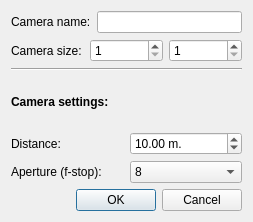
First picture: the form in core_lib/ui/camerapropertiesdialog.ui, repository pencil2d/pencil, before the edit.
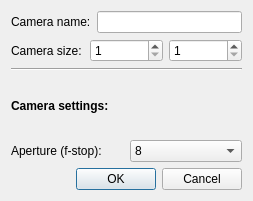
Second picture: the form after the edit.

Commit message: Dialogs working. Blur calculations work. Distances etc saved

```diff
--- a/core_lib/ui/camerapropertiesdialog.ui
+++ b/core_lib/ui/camerapropertiesdialog.ui
@@ -7,7 +7,7 @@
     <x>0</x>
     <y>0</y>
     <width>253</width>
-    <height>222</height>
+    <height>201</height>
    </rect>
   </property>
   <property name="windowTitle">
@@ -79,44 +79,21 @@
     </widget>
    </item>
    <item>
-    <layout class="QGridLayout" name="gridLayout">
-     <item row="0" column="0">
-      <widget class="QLabel" name="labDistance">
-       <property name="text">
-        <string>Distance:</string>
-       </property>
-      </widget>
-     </item>
-     <item row="0" column="1">
-      <widget class="QDoubleSpinBox" name="doubleSpinBoxDistance">
-       <property name="suffix">
-        <string> m.</string>
-       </property>
-       <property name="minimum">
-        <double>0.500000000000000</double>
-       </property>
-       <property name="maximum">
-        <double>10000.000000000000000</double>
-       </property>
-       <property name="value">
-        <double>10.000000000000000</double>
-       </property>
-      </widget>
-     </item>
-     <item row="1" column="0">
+    <layout class="QHBoxLayout" name="horizontalLayout">
+     <item>
       <widget class="QLabel" name="labAperture">
        <property name="text">
         <string>Aperture (f-stop):</string>
        </property>
       </widget>
      </item>
-     <item row="1" column="1">
+     <item>
       <widget class="QComboBox" name="cbAperture">
        <property name="toolTip">
         <string>Low value -&gt; shallow Depth of field. High value -&gt; Deep Depth of f ield</string>
        </property>
        <property name="currentIndex">
-        <number>4</number>
+        <number>5</number>
        </property>
        <item>
         <property name="text">
@@ -140,12 +117,12 @@
        </item>
        <item>
         <property name="text">
-         <string>8</string>
+         <string notr="true">5.6</string>
         </property>
        </item>
        <item>
         <property name="text">
-         <string>11</string>
+         <string notr="true">8</string>
         </property>
        </item>
        <item>
```
Left out of the diff: 17 changed lines with no effect on the pictures. The commit also changes 13 other files.
